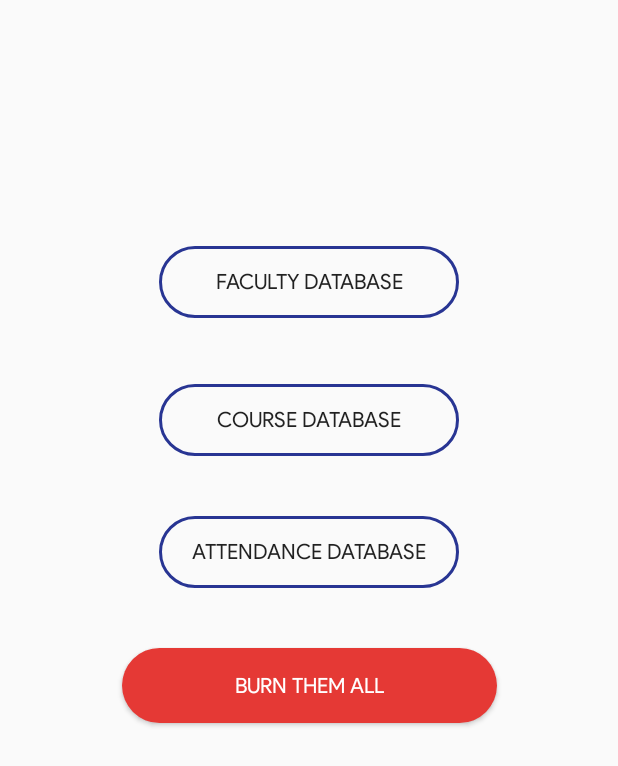
After one commit to m-anas-j/AutomatedAttendanceSystemFaculty, an Android app: the DisplayDatabasesActivity screen opened directly, with no data from a screen before it, on a phone screen of 412 x 824 dp. The commit adds this screen. Shown: the top 766 px of the screen. Run offline under Robolectric (Android 15) with nearby library versions, the phone set to English and light mode, and no system bars.

Commit message:
Added a method to clear all databases in admin mode

```diff
--- a/app/src/main/AndroidManifest.xml
+++ b/app/src/main/AndroidManifest.xml
@@ -39,7 +39,8 @@
         <activity android:name=".SuccessScreenActivity" />
         <activity android:name=".FacultySignupActivity" />
         <activity android:name=".ViewFacultyDatabase" />
-        <activity android:name=".FacultyCourses"></activity>
+        <activity android:name=".FacultyCourses" />
+        <activity android:name=".DisplayDatabasesActivity"></activity>
     </application>
 
 </manifest>
--- a/app/src/main/java/com/example/weisslogia/automatedattendancesystemfaculty/WelcomeScreenActivity.java
+++ b/app/src/main/java/com/example/weisslogia/automatedattendancesystemfaculty/WelcomeScreenActivity.java
@@ -64,7 +64,7 @@ public class WelcomeScreenActivity extends AppCompatActivity {
 
     public void adminModeClicked(View view)
     {
-        Intent adminLoginIntent = new Intent(this,ViewFacultyDatabase.class);
+        Intent adminLoginIntent = new Intent(this,DisplayDatabasesActivity.class);
         startActivity(adminLoginIntent);
     }
 }
--- /dev/null
+++ b/app/src/main/res/layout/activity_display_databases.xml
@@ -0,0 +1,69 @@
+<?xml version="1.0" encoding="utf-8"?>
+<android.support.constraint.ConstraintLayout xmlns:android="http://schemas.android.com/apk/res/android"
+    xmlns:app="http://schemas.android.com/apk/res-auto"
+    xmlns:tools="http://schemas.android.com/tools"
+    android:layout_width="match_parent"
+    android:layout_height="match_parent"
+    tools:context=".DisplayDatabasesActivity">
+
+    <Button
+        android:id="@+id/facultyDatabaseButton"
+        android:layout_width="200dp"
+        android:layout_height="wrap_content"
+        android:layout_marginEnd="92dp"
+        android:layout_marginStart="92dp"
+        android:layout_marginTop="164dp"
+        android:background="@drawable/ripple_welcome_screen_buttons"
+        android:onClick="facultyButtonClicked"
+        android:text="@string/facultyDatabaseButton"
+        android:fontFamily="@font/product_sans_regular"
+        app:layout_constraintEnd_toEndOf="parent"
+        app:layout_constraintStart_toStartOf="parent"
+        app:layout_constraintTop_toTopOf="parent" />
+
+    <Button
+        android:id="@+id/courseDatabaseButton"
+        android:layout_width="200dp"
+        android:layout_height="wrap_content"
+        android:layout_marginEnd="92dp"
+        android:layout_marginStart="92dp"
+        android:layout_marginTop="44dp"
+        android:background="@drawable/ripple_welcome_screen_buttons"
+        android:onClick="courseButtonClicked"
+        android:fontFamily="@font/product_sans_regular"
+        android:text="@string/courseDatabaseButton"
+        app:layout_constraintEnd_toEndOf="parent"
+        app:layout_constraintStart_toStartOf="parent"
+        app:layout_constraintTop_toBottomOf="@+id/facultyDatabaseButton" />
+
+    <Button
+        android:id="@+id/attendanceDatabaseButton"
+        android:layout_width="200dp"
+        android:layout_height="wrap_content"
+        android:layout_marginEnd="92dp"
+        android:layout_marginStart="92dp"
+        android:layout_marginTop="40dp"
+        android:background="@drawable/ripple_welcome_screen_buttons"
+        android:onClick="attendanceButtonClicked"
+        android:fontFamily="@font/product_sans_regular"
+        android:text="@string/attendanceDatabaseButton"
+        app:layout_constraintEnd_toEndOf="parent"
+        app:layout_constraintStart_toStartOf="parent"
+        app:layout_constraintTop_toBottomOf="@+id/courseDatabaseButton" />
+
+    <Button
+        android:id="@+id/button7"
+        android:layout_width="250dp"
+        android:layout_height="50dp"
+        android:layout_marginEnd="148dp"
+        android:layout_marginStart="148dp"
+        android:layout_marginTop="40dp"
+        android:onClick="deleteAllDatabasesButtonClicked"
+        android:textColor="#FFF"
+        android:fontFamily="@font/product_sans_regular"
+        android:background="@drawable/ripple_courses"
+        android:text="@string/deleteDatabasesButton"
+        app:layout_constraintEnd_toEndOf="parent"
+        app:layout_constraintStart_toStartOf="parent"
+        app:layout_constraintTop_toBottomOf="@+id/attendanceDatabaseButton" />
+</android.support.constraint.ConstraintLayout>
--- a/app/src/main/res/values/strings.xml
+++ b/app/src/main/res/values/strings.xml
@@ -27,6 +27,10 @@
     <string name="user_id_editText">Enter your user id</string>
     <string name="password_editText">Enter your password</string>
     <string name="courseId">Taking attendace for</string>
+    <string name="facultyDatabaseButton">Faculty Database</string>
+    <string name="courseDatabaseButton">Course Database</string>
+    <string name="attendanceDatabaseButton">Attendance Database</string>
+    <string name="deleteDatabasesButton">Burn them all</string>
     <string-array name="available_courses">
         <item>CSE 4501</item>
         <item>CSE 4503</item>
```
Also changed, not shown: app/src/main/java/com/example/weisslogia/automatedattendancesystemfaculty/DisplayDatabasesActivity.java (added, +47 -0 lines), app/src/main/java/com/example/weisslogia/automatedattendancesystemfaculty/FacultyDBHandler.java (+31 -1 lines), app/src/main/java/com/example/weisslogia/automatedattendancesystemfaculty/ViewFacultyDatabase.java (+53 -2 lines).
